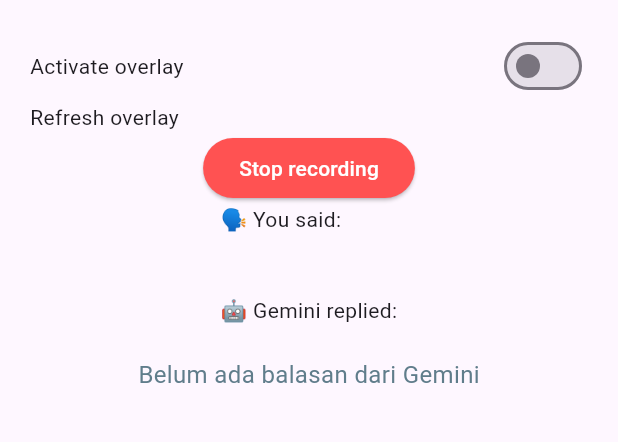
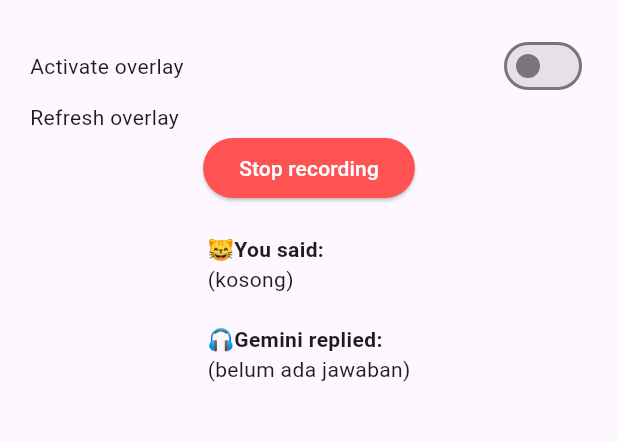
Before and after one commit to rafisnaen/SocMedVirtualAssistant, a Flutter app: the screen it shows after launch, after a tap on "Record voice", on a phone screen of 412 x 824 dp, the part 84-526 px from its top. Run offline on Flutter 3.47's test engine with Material 3 defaults, Android fonts, the phone set to English and light mode, and no system bars; our stand-ins replace flutter_tts, permission_handler; missing offline and left inert: vosk_flutter.

Commit message:
Input reply

```diff
--- a/virtual_assistant/lib/app_menu_handler/UI_handler/text_transcript_displayer.dart
+++ b/virtual_assistant/lib/app_menu_handler/UI_handler/text_transcript_displayer.dart
@@ -1,42 +1,39 @@
 import 'package:flutter/material.dart';
-
+import '../../voice_input_processor/vosk_handler.dart';
 
 class AudioInputDisplayer extends StatefulWidget {
+  static final GlobalKey<_AudioInputDisplayerState> globalKey = GlobalKey();
+
   const AudioInputDisplayer({super.key});
-
-  // Ganti ini: jangan pakai underscore agar bisa diakses dari luar file
-  static final GlobalKey<_AudioInputDisplayerState> globalKey =
-  GlobalKey<_AudioInputDisplayerState>();
-
-  static void updateTranscript(String transcript, String response) {
-    globalKey.currentState?.setTranscript(transcript, response);
-  }
 
   @override
   State<AudioInputDisplayer> createState() => _AudioInputDisplayerState();
 }
 
 class _AudioInputDisplayerState extends State<AudioInputDisplayer> {
-  String transcript = "";
-  String response = "";
-
-  void setTranscript(String newTranscript, String newResponse) {
-    setState(() {
-      transcript = newTranscript;
-      response = newResponse;
-    });
-  }
+  final handler = VoskHandler.getInstance();
 
   @override
   Widget build(BuildContext context) {
     return Column(
       crossAxisAlignment: CrossAxisAlignment.start,
       children: [
-        const Text("🗣️ You said:"),
-        Text(transcript, style: const TextStyle(fontWeight: FontWeight.bold)),
         const SizedBox(height: 20),
-        const Text("🤖 Gemini replied:"),
-        Text(response, style: const TextStyle(fontWeight: FontWeight.bold)),
+        const Text("😸You said:", style: TextStyle(fontWeight: FontWeight.bold)),
+        ValueListenableBuilder<String>(
+          valueListenable: handler.textResult,
+          builder: (context, value, child) {
+            return Text(value.isEmpty ? "(kosong)" : value);
+          },
+        ),
+        const SizedBox(height: 20),
+        const Text("🎧Gemini replied:", style: TextStyle(fontWeight: FontWeight.bold)),
+        ValueListenableBuilder<String>(
+          valueListenable: handler.geminiReplyNotifier,
+          builder: (context, value, child) {
+            return Text(value.isEmpty ? "(belum ada jawaban)" : value);
+          },
+        ),
       ],
     );
   }
--- a/virtual_assistant/lib/main.dart
+++ b/virtual_assistant/lib/main.dart
@@ -60,16 +60,6 @@
             const RecordButton(), //Recording button
             AudioInputDisplayer(key: AudioInputDisplayer.globalKey), //Transcript display area
 
-            ValueListenableBuilder<String>(
-              valueListenable: VoskHandler.getInstance().geminiReplyNotifier,
-              builder: (context, reply, _) {
-                return Text(
-                  reply.isEmpty ? "Belum ada balasan dari Gemini" : "Gemini: $reply",
-                  style: TextStyle(fontSize: 16, color: Colors.blueGrey),
-                );
-              },
-            ),
-
           ],
         ),
       ),
--- a/virtual_assistant/lib/voice_input_processor/vosk_handler.dart
+++ b/virtual_assistant/lib/voice_input_processor/vosk_handler.dart
@@ -3,6 +3,8 @@
 import 'dart:convert';
 import 'package:http/http.dart' as http;
 import 'package:permission_handler/permission_handler.dart';
+import 'package:flutter_tts/flutter_tts.dart';
+
 
 
 
@@ -23,6 +25,8 @@
 
   static final VoskHandler handlerInstance = new VoskHandler();
   final ValueNotifier<String> geminiReplyNotifier = ValueNotifier<String>("");
+  final FlutterTts flutterTts = FlutterTts();
+
 
 
   //To ensure displayer and button accesses the same object
@@ -57,6 +61,10 @@
   Future<void> initialize() async{
     await instantiate();
     await loadModel();
+
+    await flutterTts.setLanguage("en-US");
+    await flutterTts.setSpeechRate(0.5);
+    await flutterTts.setPitch(1.0);
   }
 
   Future<void> startRecord() async{
@@ -91,7 +99,6 @@
     await Future.delayed(Duration(milliseconds: 250));
 
     final inputText = textResult.value.trim();
-    final ValueNotifier<String> geminiReplyNotifier = ValueNotifier<String>("");
     if (inputText.isNotEmpty) {
       try {
         final response = await http.post(
@@ -105,8 +112,8 @@
           final reply = result['response'];
           print("Gemini response: $reply");
 
-          VoskHandler.getInstance().geminiReplyNotifier.value = reply;
-
+          geminiReplyNotifier.value = reply;
+          await flutterTts.speak(reply);
           // Update UI atau ValueNotifier dengan reply ini
         } else {
           print("Error dari server Gemini: ${response.statusCode}");
@@ -121,8 +128,8 @@
   bool recording(){
     return isRecording;
   }
-
   void setRecordState(bool recording){
     isRecording = recording;
   }
+
 }
```
